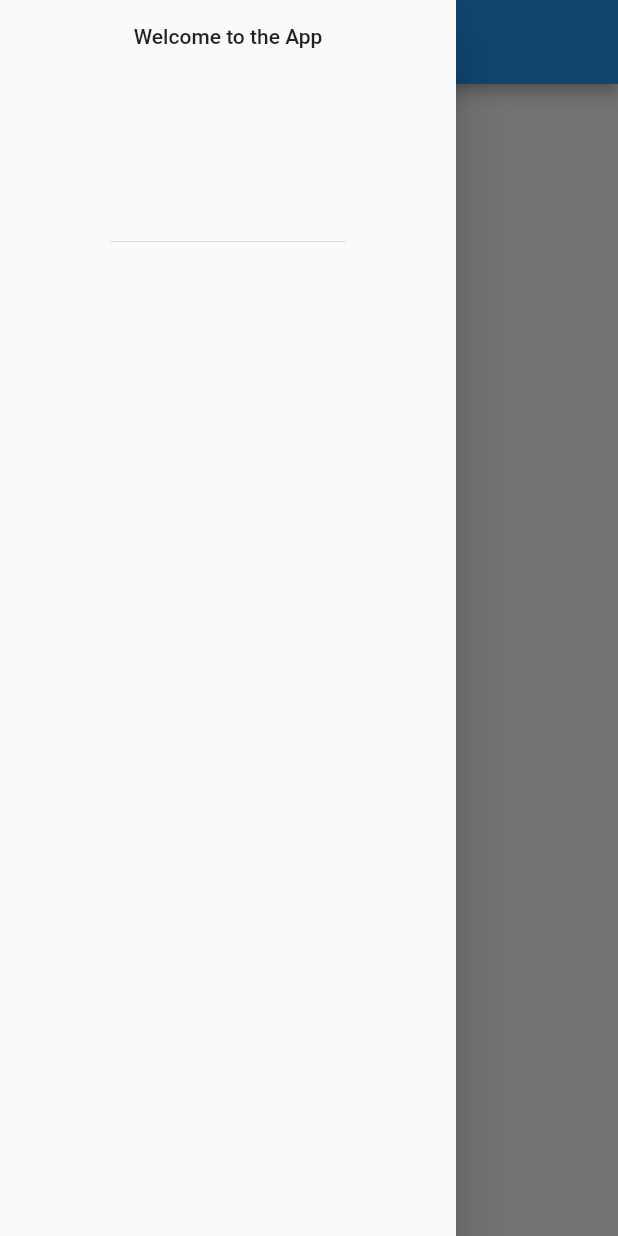
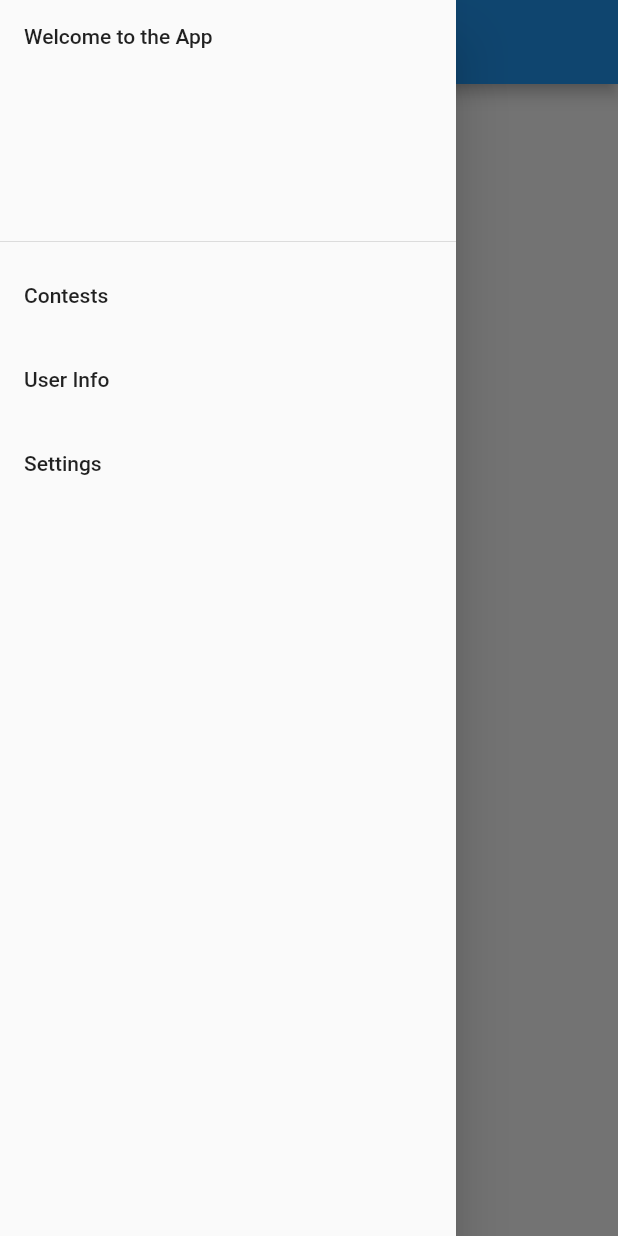
Before and after one commit to vaibhavjain30699/codeforces, a Flutter app: the screen it shows after launch, with the side drawer open, on a phone screen of 412 x 824 dp. Run offline on Flutter 3.47's test engine with Material 2 defaults, Android fonts, the phone set to English and light mode, and no system bars.

Commit message:
Added drawer items

```diff
--- a/lib/screens/home_screen.dart
+++ b/lib/screens/home_screen.dart
@@ -8,10 +8,19 @@ class HomeScreen extends StatelessWidget {
         title: Text('CodeForces'),
       ),
       drawer: Drawer(
-        child: Column(
+        child: ListView(
           children: <Widget>[
             DrawerHeader(
               child: Text('Welcome to the App'),
+            ),
+            ListTile(
+              title: Text('Contests'),
+            ),
+            ListTile(
+              title: Text('User Info'),
+            ),
+            ListTile(
+              title: Text('Settings'),
             ),
           ],
         ),
```
